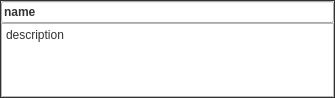
The window that DMHelper/src/resources/ui/feature.ui (MMetze/DMHelper) describes before a commit, drawn with Qt 5.
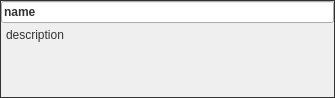
The same window after the commit. Icons and pictures are not drawn.

```diff
--- a/DMHelper/src/resources/ui/feature.ui
+++ b/DMHelper/src/resources/ui/feature.ui
@@ -63,6 +63,9 @@
    </item>
    <item>
     <widget class="QTextEdit" name="txtDescription">
+     <property name="styleSheet">
+      <string notr="true">background-color: transparent;</string>
+     </property>
      <property name="markdown">
       <string>description
 
```
